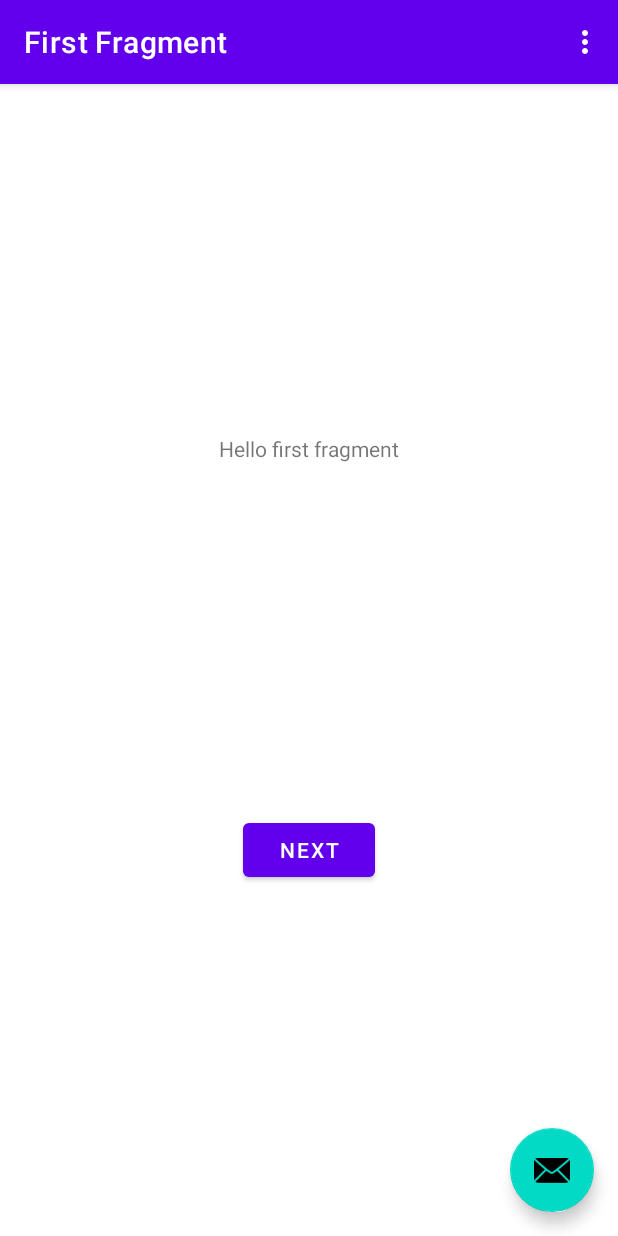
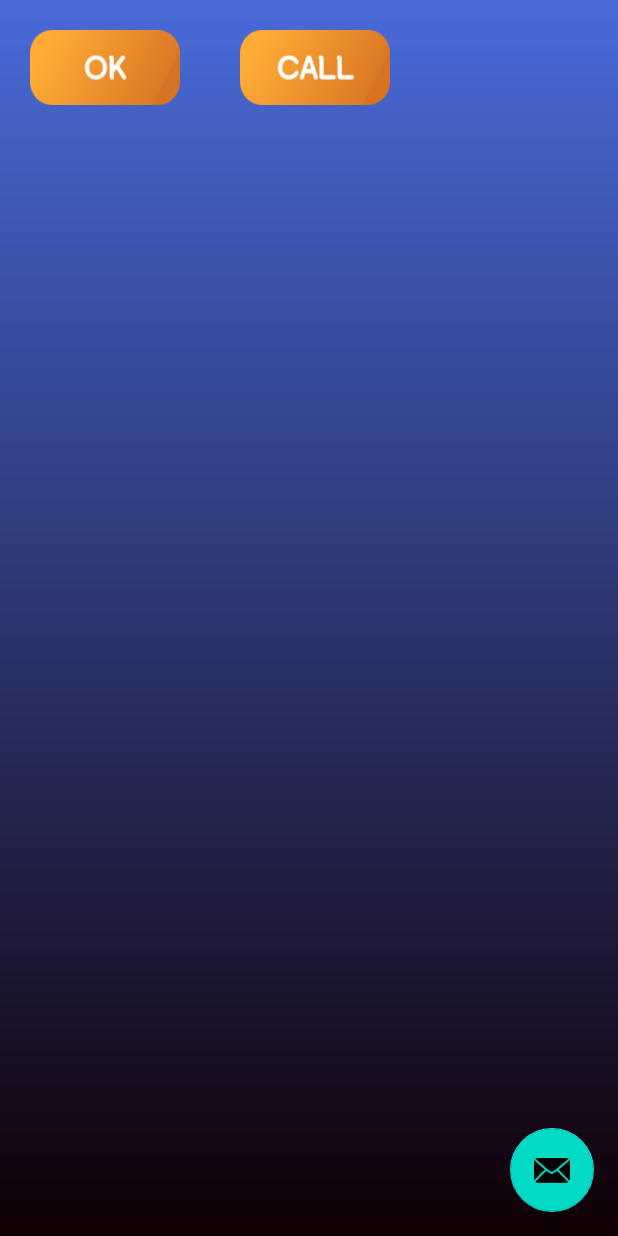
Before and after one commit to metamong-Hi/flow, an Android app: the screen it shows after launch (MainActivity), on a phone screen of 412 x 824 dp. Run offline under Robolectric (Android 15) with nearby library versions, the light colour scheme and no system bars.

Commit message:
수정사항

```diff
--- a/app/src/main/AndroidManifest.xml
+++ b/app/src/main/AndroidManifest.xml
@@ -30,6 +30,9 @@
         <activity android:name=".PhoneActivity"
             android:exported="true">
         </activity>
+        <activity android:name=".CallActivity"
+            android:exported="true">
+        </activity>
     </application>
 
 </manifest>
--- a/app/src/main/java/com/example/myapplication/FirstFragment.kt
+++ /dev/null
@@ -1,41 +0,0 @@
-package com.example.myapplication
-
-import android.os.Bundle
-import androidx.fragment.app.Fragment
-import android.view.LayoutInflater
-import android.view.View
-import android.view.ViewGroup
-import androidx.navigation.fragment.findNavController
-import com.example.myapplication.databinding.FragmentFirstBinding
-
-class FirstFragment : Fragment() {
-
-    private var _binding: FragmentFirstBinding? = null
-
-    // This property is only valid between onCreateView and
-    // onDestroyView.
-    private val binding get() = _binding!!
-
-    override fun onCreateView(
-            inflater: LayoutInflater, container: ViewGroup?,
-            savedInstanceState: Bundle?
-    ): View? {
-
-        _binding = FragmentFirstBinding.inflate(inflater, container, false)
-        return binding.root
-
-    }
-
-    override fun onViewCreated(view: View, savedInstanceState: Bundle?) {
-        super.onViewCreated(view, savedInstanceState)
-
-        binding.buttonFirst.setOnClickListener {
-            findNavController().navigate(R.id.action_FirstFragment_to_SecondFragment)
-        }
-    }
-
-    override fun onDestroyView() {
-        super.onDestroyView()
-        _binding = null
-    }
-}
--- a/app/src/main/java/com/example/myapplication/MainActivity.kt
+++ b/app/src/main/java/com/example/myapplication/MainActivity.kt
@@ -1,58 +1,25 @@
-package com.example.myapplication
-
+package com.example.myapplication;
+import android.content.Intent
+import android.net.Uri
+import androidx.appcompat.app.AppCompatActivity
 import android.os.Bundle
-import com.google.android.material.snackbar.Snackbar
-import androidx.appcompat.app.AppCompatActivity
-import androidx.navigation.findNavController
-import androidx.navigation.ui.AppBarConfiguration
-import androidx.navigation.ui.navigateUp
-import androidx.navigation.ui.setupActionBarWithNavController
-import android.view.Menu
-import android.view.MenuItem
-import com.example.myapplication.databinding.ActivityMainBinding
+import android.view.View
+import kotlinx.android.synthetic.main.activity_main.*
 
 class MainActivity : AppCompatActivity() {
 
-    private lateinit var appBarConfiguration: AppBarConfiguration
-    private lateinit var binding: ActivityMainBinding
+        override fun onCreate(savedInstanceState: Bundle?) {
+                super.onCreate(savedInstanceState)
+                setContentView(R.layout.activity_main)
+                val firstIntent = Intent(this, galleryActivity::class.java) // 인텐트를 생성
 
-    override fun onCreate(savedInstanceState: Bundle?) {
-        super.onCreate(savedInstanceState)
+                hello1.setOnClickListener { // 버튼 클릭시 할 행동
+                        startActivity(firstIntent)  // 화면 전환하기
+                }
+                val secondIntent = Intent(this, PhoneActivity::class.java) // 인텐트를 생성
 
-        binding = ActivityMainBinding.inflate(layoutInflater)
-        setContentView(binding.root)
-
-        setSupportActionBar(binding.toolbar)
-
-        val navController = findNavController(R.id.nav_host_fragment_content_main)
-        appBarConfiguration = AppBarConfiguration(navController.graph)
-        setupActionBarWithNavController(navController, appBarConfiguration)
-
-        binding.fab.setOnClickListener { view ->
-            Snackbar.make(view, "Replace with your own action", Snackbar.LENGTH_LONG)
-                    .setAction("Action", null).show()
+                hello2.setOnClickListener { // 버튼 클릭시 할 행동
+                        startActivity(secondIntent)  // 화면 전환하기
+                }
         }
-    }
-
-    override fun onCreateOptionsMenu(menu: Menu): Boolean {
-        // Inflate the menu; this adds items to the action bar if it is present.
-        menuInflater.inflate(R.menu.menu_main, menu)
-        return true
-    }
-
-    override fun onOptionsItemSelected(item: MenuItem): Boolean {
-        // Handle action bar item clicks here. The action bar will
-        // automatically handle clicks on the Home/Up button, so long
-        // as you specify a parent activity in AndroidManifest.xml.
-        return when (item.itemId) {
-            R.id.action_settings -> true
-            else -> super.onOptionsItemSelected(item)
-        }
-    }
-
-    override fun onSupportNavigateUp(): Boolean {
-        val navController = findNavController(R.id.nav_host_fragment_content_main)
-        return navController.navigateUp(appBarConfiguration)
-                || super.onSupportNavigateUp()
-    }
 }
--- a/app/src/main/java/com/example/myapplication/PhoneActivity.java
+++ b/app/src/main/java/com/example/myapplication/PhoneActivity.java
@@ -99,7 +99,7 @@ public class PhoneActivity extends AppCompatActivity {
 
             @Override
             public void onItemClick(AdapterView<?> parent, View view, int position, long id) {
-                Intent intent = new Intent(PhoneActivity.this, PhoneActivity.class);
+                Intent intent = new Intent(PhoneActivity.this, CallActivity.class);
                 intent.putExtra("POSITION", position);
                 startActivity(intent);
             }
--- a/app/src/main/res/layout/activity_main.xml
+++ b/app/src/main/res/layout/activity_main.xml
@@ -4,24 +4,31 @@
     xmlns:tools="http://schemas.android.com/tools"
     android:layout_width="match_parent"
     android:layout_height="match_parent"
+    android:background="@drawable/hi"
     tools:context=".MainActivity">
 
-    <com.google.android.material.appbar.AppBarLayout
-        android:layout_width="match_parent"
+    <LinearLayout
+        android:paddingTop="0dp"
+        android:layout_width="wrap_content"
         android:layout_height="wrap_content"
-        android:theme="@style/Theme.MyApplication.AppBarOverlay">
+        android:layout_weight="1">
 
-        <androidx.appcompat.widget.Toolbar
-            android:id="@+id/toolbar"
-            android:layout_width="match_parent"
-            android:layout_height="?attr/actionBarSize"
-            android:background="?attr/colorPrimary"
-            app:popupTheme="@style/Theme.MyApplication.PopupOverlay" />
+        <ImageButton
+            android:id="@+id/hello1"
+            android:layout_width="100dp"
+            android:layout_height="50dp"
+            android:layout_margin="20dp"
+            android:layout_weight="1"
+            android:background="@drawable/ok" />
 
-    </com.google.android.material.appbar.AppBarLayout>
-
-    <include layout="@layout/content_main" />
-
+        <ImageButton
+            android:id="@+id/hello2"
+            android:layout_width="100dp"
+            android:layout_height="50dp"
+            android:layout_margin="20dp"
+            android:layout_weight="1"
+            android:background="@drawable/call"/>
+    </LinearLayout>
     <com.google.android.material.floatingactionbutton.FloatingActionButton
         android:id="@+id/fab"
         android:layout_width="wrap_content"
--- a/app/src/main/res/layout/content_main.xml
+++ /dev/null
@@ -1,19 +0,0 @@
-<?xml version="1.0" encoding="utf-8"?>
-<androidx.constraintlayout.widget.ConstraintLayout xmlns:android="http://schemas.android.com/apk/res/android"
-    xmlns:app="http://schemas.android.com/apk/res-auto"
-    android:layout_width="match_parent"
-    android:layout_height="match_parent"
-    app:layout_behavior="@string/appbar_scrolling_view_behavior">
-
-    <fragment
-        android:id="@+id/nav_host_fragment_content_main"
-        android:name="androidx.navigation.fragment.NavHostFragment"
-        android:layout_width="0dp"
-        android:layout_height="0dp"
-        app:defaultNavHost="true"
-        app:layout_constraintBottom_toBottomOf="parent"
-        app:layout_constraintLeft_toLeftOf="parent"
-        app:layout_constraintRight_toRightOf="parent"
-        app:layout_constraintTop_toTopOf="parent"
-        app:navGraph="@navigation/nav_graph" />
-</androidx.constraintlayout.widget.ConstraintLayout>
--- a/app/src/main/res/layout/fragment_first.xml
+++ /dev/null
@@ -1,28 +0,0 @@
-<?xml version="1.0" encoding="utf-8"?>
-<androidx.constraintlayout.widget.ConstraintLayout xmlns:android="http://schemas.android.com/apk/res/android"
-    xmlns:app="http://schemas.android.com/apk/res-auto"
-    xmlns:tools="http://schemas.android.com/tools"
-    android:layout_width="match_parent"
-    android:layout_height="match_parent"
-    tools:context=".FirstFragment">
-
-    <TextView
-        android:id="@+id/textview_first"
-        android:layout_width="wrap_content"
-        android:layout_height="wrap_content"
-        android:text="@string/hello_first_fragment"
-        app:layout_constraintBottom_toTopOf="@id/button_first"
-        app:layout_constraintEnd_toEndOf="parent"
-        app:layout_constraintStart_toStartOf="parent"
-        app:layout_constraintTop_toTopOf="parent" />
-
-    <Button
-        android:id="@+id/button_first"
-        android:layout_width="wrap_content"
-        android:layout_height="wrap_content"
-        android:text="@string/next"
-        app:layout_constraintBottom_toBottomOf="parent"
-        app:layout_constraintEnd_toEndOf="parent"
-        app:layout_constraintStart_toStartOf="parent"
-        app:layout_constraintTop_toBottomOf="@id/textview_first" />
-</androidx.constraintlayout.widget.ConstraintLayout>
--- a/app/src/main/res/layout/phonebook.xml
+++ b/app/src/main/res/layout/phonebook.xml
@@ -11,9 +11,7 @@
     android:background="@drawable/hi"
     android:paddingTop="@dimen/activity_vertical_margin"
     app:layout_behavior="@string/appbar_scrolling_view_behavior"
-    tools:context="com.example.myapplication.PhoneActivity"
-    tools:showIn="@layout/phonebook" >
-
+    tools:context="com.example.myapplication.PhoneActivity">
 
     <!-- 첫 번째 페이지. content1 -->
     <LinearLayout
--- a/app/src/main/res/navigation/nav_graph.xml
+++ /dev/null
@@ -1,28 +0,0 @@
-<?xml version="1.0" encoding="utf-8"?>
-<navigation xmlns:android="http://schemas.android.com/apk/res/android"
-    xmlns:app="http://schemas.android.com/apk/res-auto"
-    xmlns:tools="http://schemas.android.com/tools"
-    android:id="@+id/nav_graph"
-    app:startDestination="@id/FirstFragment">
-
-    <fragment
-        android:id="@+id/FirstFragment"
-        android:name="com.example.myapplication.FirstFragment"
-        android:label="@string/first_fragment_label"
-        tools:layout="@layout/fragment_first">
-
-        <action
-            android:id="@+id/action_FirstFragment_to_SecondFragment"
-            app:destination="@id/SecondFragment" />
-    </fragment>
-    <fragment
-        android:id="@+id/SecondFragment"
-        android:name="com.example.myapplication.SecondFragment"
-        android:label="@string/second_fragment_label"
-        tools:layout="@layout/fragment_second">
-
-        <action
-            android:id="@+id/action_SecondFragment_to_FirstFragment"
-            app:destination="@id/FirstFragment" />
-    </fragment>
-</navigation>
```
Also changed, not shown: app/src/main/java/com/example/myapplication/SecondFragment.kt (deleted, +0 -44 lines), app/src/main/res/layout/fragment_second.xml (deleted, +0 -27 lines).
